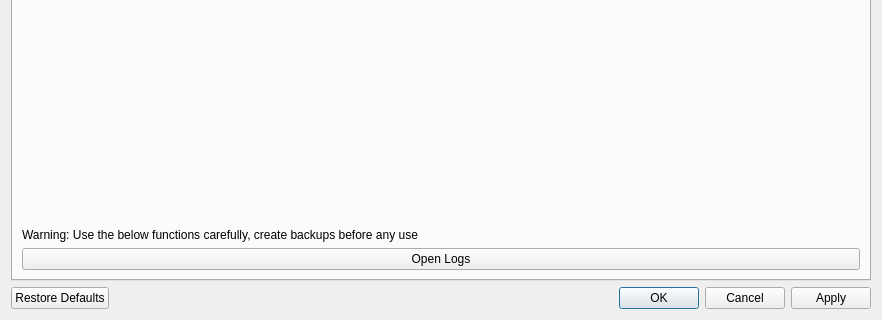
This is ui/Settings.ui in kathrynmetcalf/GeoCORK as Qt 5 draws it before an edit; both pictures show x 0 to 882 and y 267 to 587 of the 882 by 587 pixel window. The edited form follows.
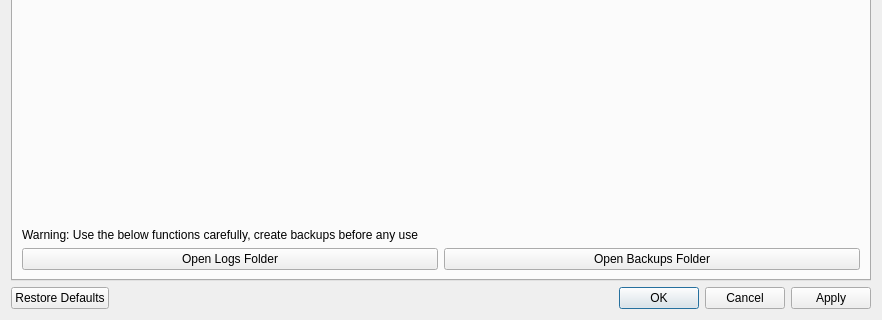
This is the edited form.

Commit message: Create/Restore backups work. Occasionally crashing after restore. Reloading the database shows restore occurred successfully.

What changed in the file:
```diff
--- a/ui/Settings.ui
+++ b/ui/Settings.ui
@@ -460,7 +460,14 @@
          <item>
           <widget class="QPushButton" name="openlogs_pushButton">
            <property name="text">
-            <string>Open Logs</string>
+            <string>Open Logs Folder</string>
+           </property>
+          </widget>
+         </item>
+         <item>
+          <widget class="QPushButton" name="openbackup_pushButton">
+           <property name="text">
+            <string>Open Backups Folder</string>
            </property>
           </widget>
          </item>
```
The commit also changes 5 other files.
